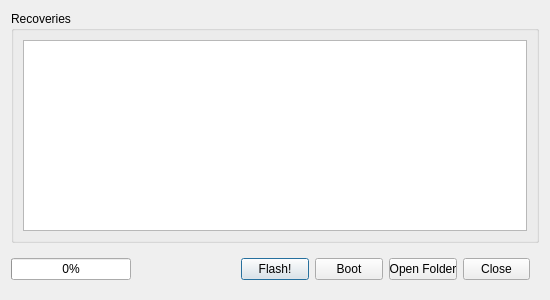
This is LxMultiTool/dialogrecovery.ui in lexpaval/LxMultiTool as Qt 5 draws it before an edit. The edited form follows.
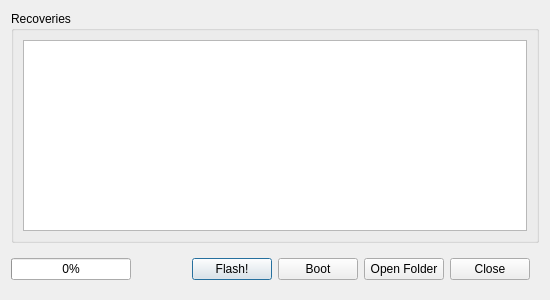
This is the edited form. Icons and pictures are not drawn.

What changed in the file:
```diff
--- a/LxMultiTool/dialogrecovery.ui
+++ b/LxMultiTool/dialogrecovery.ui
@@ -95,8 +95,8 @@
     <widget class="QFrame" name="frame">
      <property name="maximumSize">
       <size>
-       <width>307</width>
-       <height>44</height>
+       <width>16777215</width>
+       <height>16777215</height>
       </size>
      </property>
      <layout class="QHBoxLayout" name="horizontalLayout">
```
